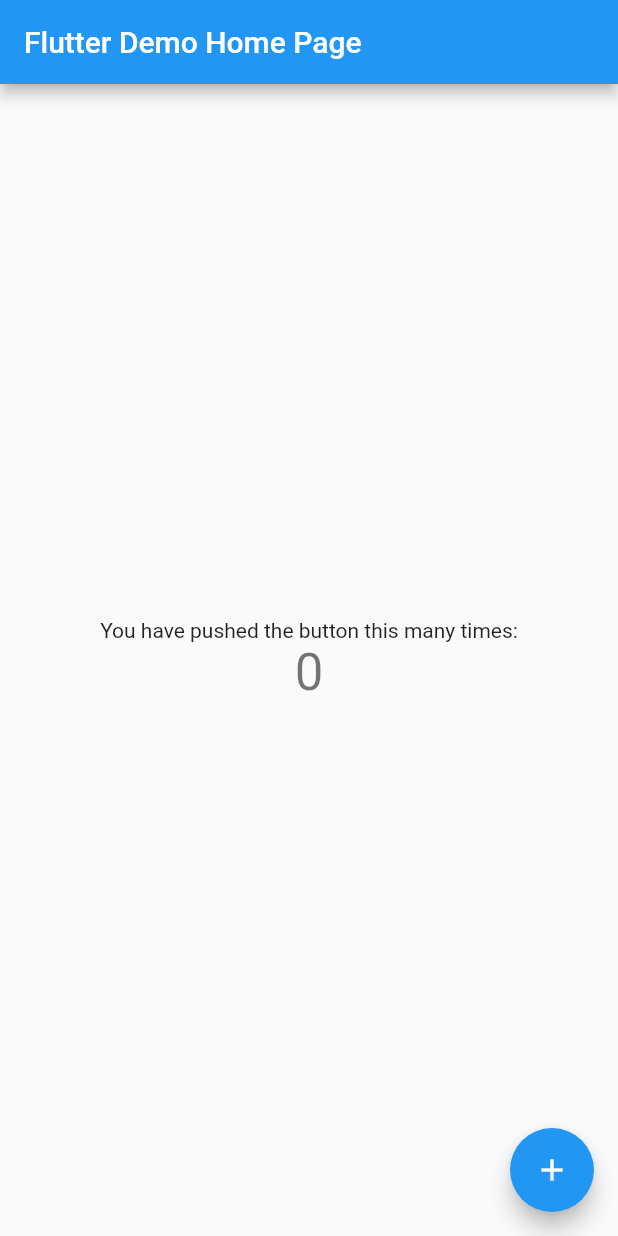
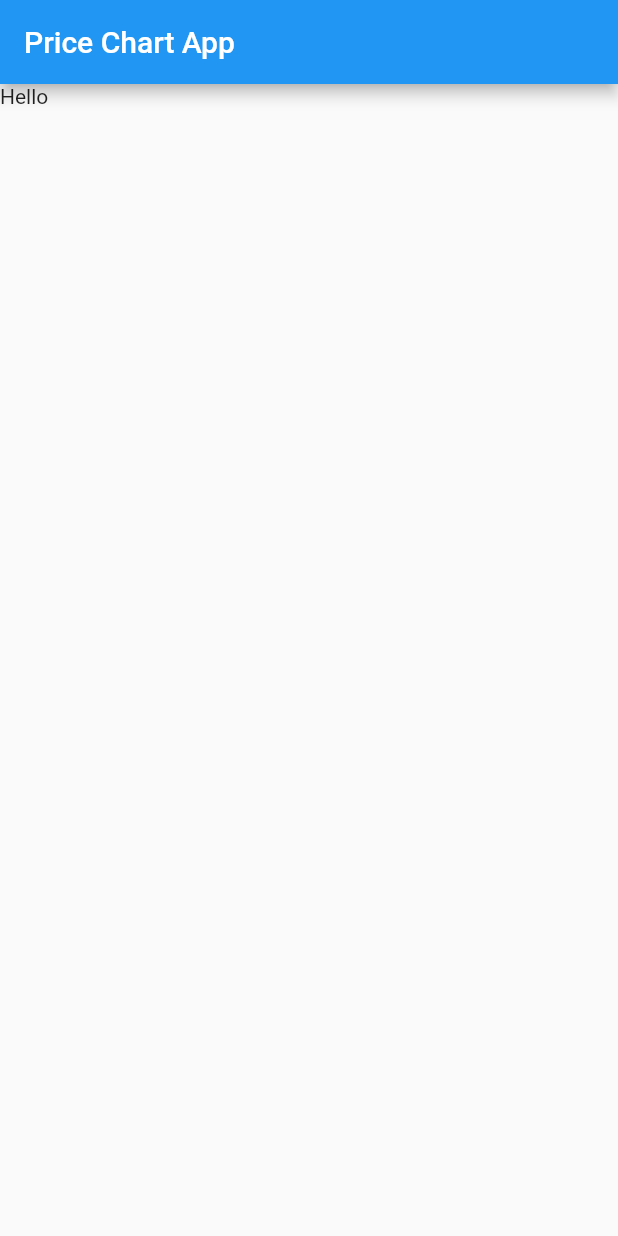
Before and after one commit to jagothjdey/Flutter_PriceChart, a Flutter app: the screen it shows after launch, on a phone screen of 412 x 824 dp. Run offline on Flutter 3.47's test engine with Material 2 defaults, Android fonts, the phone set to English and light mode, and no system bars.

Commit message:
Project Restructured

```diff
--- a/lib/main.dart
+++ b/lib/main.dart
@@ -1,117 +1,27 @@
 import 'package:flutter/material.dart';
 
 void main() {
-  runApp(MyApp());
+  runApp(PriceChartApp());
 }
 
-class MyApp extends StatelessWidget {
-  // This widget is the root of your application.
+class PriceChartApp extends StatefulWidget {
+  @override
+  State<StatefulWidget> createState() {
+    return _PriceChartApp();
+  }
+}
+
+class _PriceChartApp extends State<PriceChartApp> {
   @override
   Widget build(BuildContext context) {
     return MaterialApp(
-      title: 'Flutter Demo',
-      theme: ThemeData(
-        // This is the theme of your application.
-        //
-        // Try running your application with "flutter run". You'll see the
-        // application has a blue toolbar. Then, without quitting the app, try
-        // changing the primarySwatch below to Colors.green and then invoke
-        // "hot reload" (press "r" in the console where you ran "flutter run",
-        // or simply save your changes to "hot reload" in a Flutter IDE).
-        // Notice that the counter didn't reset back to zero; the application
-        // is not restarted.
-        primarySwatch: Colors.blue,
-        // This makes the visual density adapt to the platform that you run
-        // the app on. For desktop platforms, the controls will be smaller and
-        // closer together (more dense) than on mobile platforms.
-        visualDensity: VisualDensity.adaptivePlatformDensity,
-      ),
-      home: MyHomePage(title: 'Flutter Demo Home Page'),
+      home: Scaffold(
+          appBar: AppBar(
+            title: Text('Price Chart App'),
+          ),
+          body: Text(
+            'Hello',
+          )),
     );
   }
 }
-
-class MyHomePage extends StatefulWidget {
-  MyHomePage({Key key, this.title}) : super(key: key);
-
-  // This widget is the home page of your application. It is stateful, meaning
-  // that it has a State object (defined below) that contains fields that affect
-  // how it looks.
-
-  // This class is the configuration for the state. It holds the values (in this
-  // case the title) provided by the parent (in this case the App widget) and
-  // used by the build method of the State. Fields in a Widget subclass are
-  // always marked "final".
-
-  final String title;
-
-  @override
-  _MyHomePageState createState() => _MyHomePageState();
-}
-
-class _MyHomePageState extends State<MyHomePage> {
-  int _counter = 0;
-
-  void _incrementCounter() {
-    setState(() {
-      // This call to setState tells the Flutter framework that something has
-      // changed in this State, which causes it to rerun the build method below
-      // so that the display can reflect the updated values. If we changed
-      // _counter without calling setState(), then the build method would not be
-      // called again, and so nothing would appear to happen.
-      _counter++;
-    });
-  }
-
-  @override
-  Widget build(BuildContext context) {
-    // This method is rerun every time setState is called, for instance as done
-    // by the _incrementCounter method above.
-    //
-    // The Flutter framework has been optimized to make rerunning build methods
-    // fast, so that you can just rebuild anything that needs updating rather
-    // than having to individually change instances of widgets.
-    return Scaffold(
-      appBar: AppBar(
-        // Here we take the value from the MyHomePage object that was created by
-        // the App.build method, and use it to set our appbar title.
-        title: Text(widget.title),
-      ),
-      body: Center(
-        // Center is a layout widget. It takes a single child and positions it
-        // in the middle of the parent.
-        child: Column(
-          // Column is also a layout widget. It takes a list of children and
-          // arranges them vertically. By default, it sizes itself to fit its
-          // children horizontally, and tries to be as tall as its parent.
-          //
-          // Invoke "debug painting" (press "p" in the console, choose the
-          // "Toggle Debug Paint" action from the Flutter Inspector in Android
-          // Studio, or the "Toggle Debug Paint" command in Visual Studio Code)
-          // to see the wireframe for each widget.
-          //
-          // Column has various properties to control how it sizes itself and
-          // how it positions its children. Here we use mainAxisAlignment to
-          // center the children vertically; the main axis here is the vertical
-          // axis because Columns are vertical (the cross axis would be
-          // horizontal).
-          mainAxisAlignment: MainAxisAlignment.center,
-          children: <Widget>[
-            Text(
-              'You have pushed the button this many times:',
-            ),
-            Text(
-              '$_counter',
-              style: Theme.of(context).textTheme.headline4,
-            ),
-          ],
-        ),
-      ),
-      floatingActionButton: FloatingActionButton(
-        onPressed: _incrementCounter,
-        tooltip: 'Increment',
-        child: Icon(Icons.add),
-      ), // This trailing comma makes auto-formatting nicer for build methods.
-    );
-  }
-}
```
Also changed, not shown: 1 other file.
